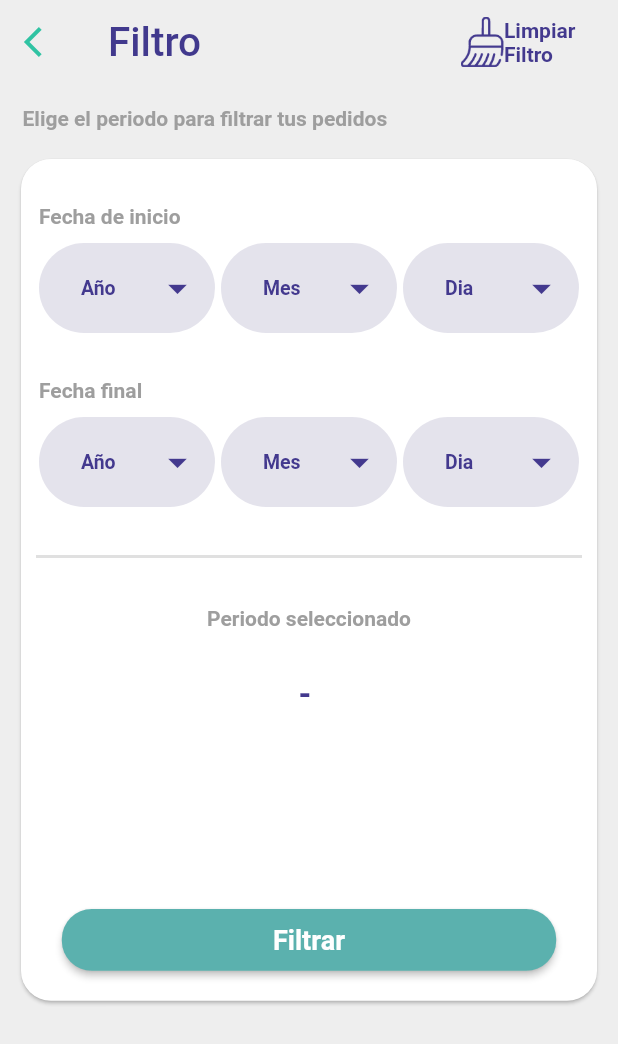
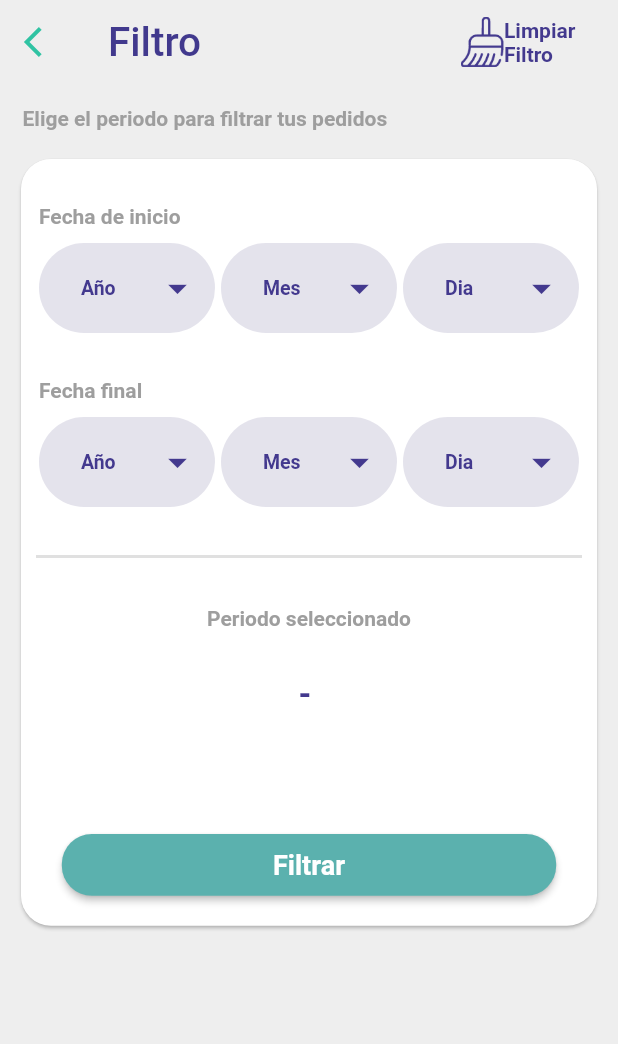
Before and after one commit to Davilaro/pruebfife, a Flutter app: the FiltroHistorico screen opened directly with empty values, on a phone screen of 412 x 824 dp. Shown: the top 1044 px of the screen. Run offline on Flutter 3.47's test engine with Material 2 defaults, Android fonts, the phone set to English and light mode, and no system bars; drawn by our look-alikes of dropdown_button2, overlay_support; our stand-ins replace animate_do, auto_size_text, cached_network_image, carousel_slider, chewie, connectivity and 16 more; missing offline and left inert: flutter_pdfview, flutter_uxcam, fuzzy, imagebutton, onesignal_flutter, pinch_zoom_image_last and 1 more; accounts and stored records are empty; network calls fail; Roboto replaces fonts that are missing (RoundedMplus1c).

Commit message:
fix: se agrega espacio entre pedido rapido y buscador y se retira espacio entre el boton filtrar

```diff
--- a/lib/src/pages/historico/widgets/filtro_historico.dart
+++ b/lib/src/pages/historico/widgets/filtro_historico.dart
@@ -182,7 +182,7 @@ class _FiltroHistoricoState extends State<FiltroHistorico> {
                             Obx(() => Center(
                                   child: Container(
                                       margin:
-                                          EdgeInsets.only(top: 30, bottom: 130),
+                                          EdgeInsets.only(top: 30, bottom: 80),
                                       child: Text(
                                           '${diaInicio.value.isNotEmpty ? diaInicio.value : ""} ${meses[toInt(mesInicio.value)] ?? ""} - ${diaFin.isNotEmpty ? diaFin.value : ""} ${meses[toInt(mesFin.value)] ?? ""} ${anoFin.isNotEmpty ? anoFin.value : ""}',
                                           style: TextStyle(
--- a/lib/src/pages/pedido_rapido/pedido_rapido.dart
+++ b/lib/src/pages/pedido_rapido/pedido_rapido.dart
@@ -128,6 +128,7 @@ class _PedidoRapidoState extends State<PedidoRapido> {
           children: [
             TableRow(children: [
               Container(
+                margin: EdgeInsets.only(bottom: 10),
                 child: Text(
                   'Pedido Rápido',
                   style: TextStyle(
```
